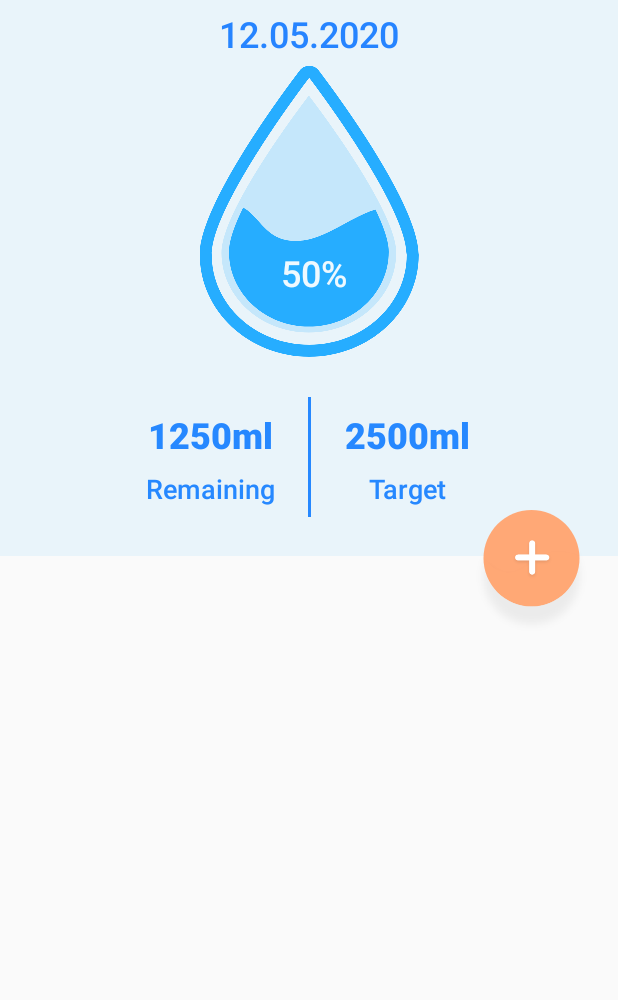
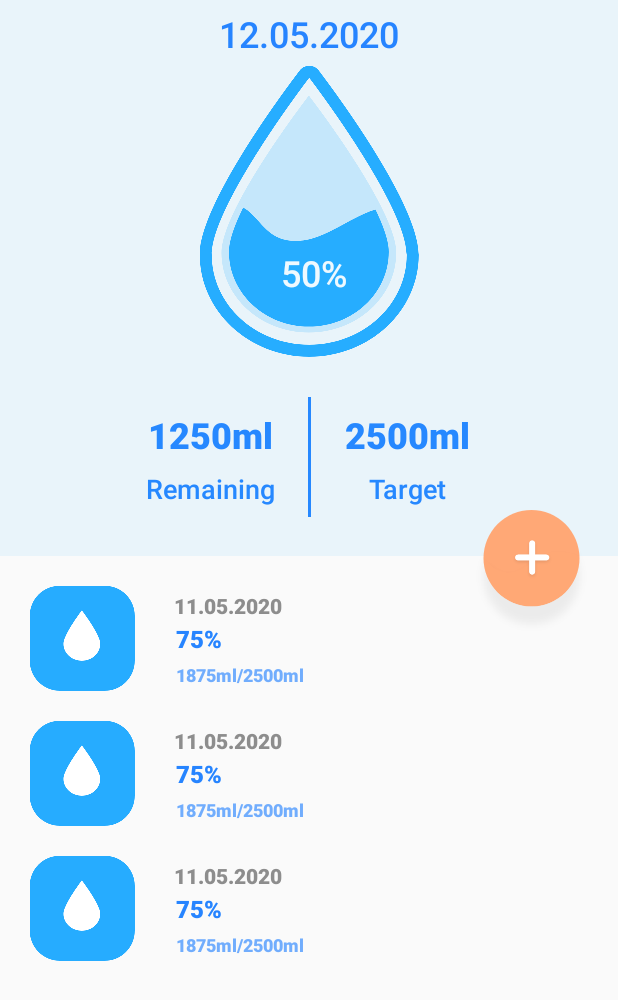
Before and after one commit to DKow07/WaterDrinkReminder, an Android app: the layout fragment_main.xml on its own in the app's theme, with its tools: preview values and no code run, on a phone screen of 412 x 824 dp. Shown: the top 1000 px of the screen. Run offline under Robolectric (Android 15) with nearby library versions, the phone set to English and light mode, and no system bars.

Commit message:
Added recycler view in layout + dummy item

```diff
--- a/app/src/main/res/layout/fragment_main.xml
+++ b/app/src/main/res/layout/fragment_main.xml
@@ -117,7 +117,7 @@
 
     </LinearLayout>
 
-    <LinearLayout
+    <androidx.recyclerview.widget.RecyclerView
         android:layout_width="match_parent"
         android:layout_height="0dp"
         android:orientation="vertical"
@@ -126,8 +126,10 @@
         app:layout_constraintHeight_percent="0.55"
         app:layout_constraintStart_toStartOf="parent"
         app:layout_constraintTop_toTopOf="parent"
-        app:layout_constraintVertical_bias="1.0" >
-    </LinearLayout>
+        app:layout_constraintVertical_bias="1.0"
+        tools:listitem="@layout/history_item"
+        android:padding="20dp">
+    </androidx.recyclerview.widget.RecyclerView>
 
     <ImageView
         android:id="@+id/imageView3"
--- /dev/null
+++ b/app/src/main/res/layout/history_item.xml
@@ -0,0 +1,63 @@
+<?xml version="1.0" encoding="utf-8"?>
+<androidx.constraintlayout.widget.ConstraintLayout xmlns:android="http://schemas.android.com/apk/res/android"
+    xmlns:app="http://schemas.android.com/apk/res-auto"
+    xmlns:tools="http://schemas.android.com/tools"
+    android:layout_width="match_parent"
+    android:layout_height="wrap_content">
+
+    <ImageView
+        android:id="@+id/icon"
+        android:layout_width="wrap_content"
+        android:layout_height="wrap_content"
+        android:layout_marginBottom="20dp"
+        app:layout_constraintBottom_toBottomOf="parent"
+        app:layout_constraintEnd_toEndOf="parent"
+        app:layout_constraintHorizontal_bias="0.0"
+        app:layout_constraintStart_toStartOf="parent"
+        app:layout_constraintTop_toTopOf="parent"
+        app:srcCompat="@drawable/icon" />
+
+    <TextView
+        android:id="@+id/history_item_date"
+        android:layout_width="wrap_content"
+        android:layout_height="wrap_content"
+        android:text="11.05.2020"
+        android:textColor="@color/darkGrayDateText"
+        android:textSize="14sp"
+        app:layout_constraintBottom_toBottomOf="parent"
+        app:layout_constraintEnd_toEndOf="parent"
+        app:layout_constraintHorizontal_bias="0.113"
+        app:layout_constraintStart_toEndOf="@+id/icon"
+        app:layout_constraintTop_toTopOf="@+id/icon"
+        app:layout_constraintVertical_bias="0.050000012"
+        android:fontFamily="sans-serif-black"/>
+
+    <TextView
+        android:id="@+id/history_item_percentage_volume"
+        android:layout_width="wrap_content"
+        android:layout_height="wrap_content"
+        android:text="75%"
+        android:textColor="@color/colorPrimaryDark"
+        android:textSize="16sp"
+        app:layout_constraintBottom_toBottomOf="@+id/icon"
+        app:layout_constraintEnd_toEndOf="parent"
+        app:layout_constraintHorizontal_bias="0.1"
+        app:layout_constraintStart_toEndOf="@+id/icon"
+        app:layout_constraintTop_toTopOf="@+id/icon"
+        android:fontFamily="sans-serif-black"/>
+
+    <TextView
+        android:id="@+id/history_item_volume"
+        android:layout_width="wrap_content"
+        android:layout_height="wrap_content"
+        android:text="1875ml/2500ml"
+        android:textColor="@color/lightHistoryItemText"
+        android:textSize="12sp"
+        app:layout_constraintBottom_toBottomOf="@+id/icon"
+        app:layout_constraintEnd_toEndOf="parent"
+        app:layout_constraintHorizontal_bias="0.0"
+        app:layout_constraintStart_toStartOf="@+id/history_item_percentage_volume"
+        app:layout_constraintTop_toTopOf="@+id/icon"
+        app:layout_constraintVertical_bias="0.95"
+        android:fontFamily="sans-serif-black"/>
+</androidx.constraintlayout.widget.ConstraintLayout>
--- a/app/src/main/res/values/colors.xml
+++ b/app/src/main/res/values/colors.xml
@@ -5,4 +5,6 @@
     <color name="colorAccent">#FF9452</color>
     <color name="transparentPrimaryColor">#1426acff</color>
     <color name="white">#ffffff</color>
+    <color name="darkGrayDateText">#8D8D8D</color>
+    <color name="lightHistoryItemText">#A52684FF</color>
 </resources>
```
